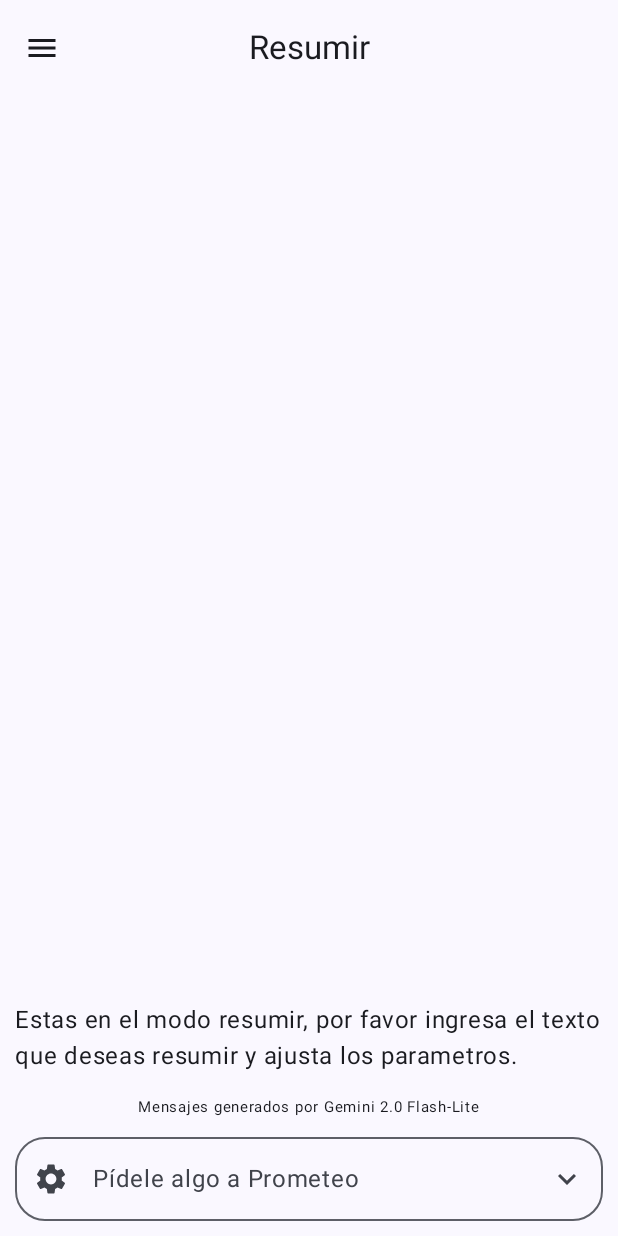
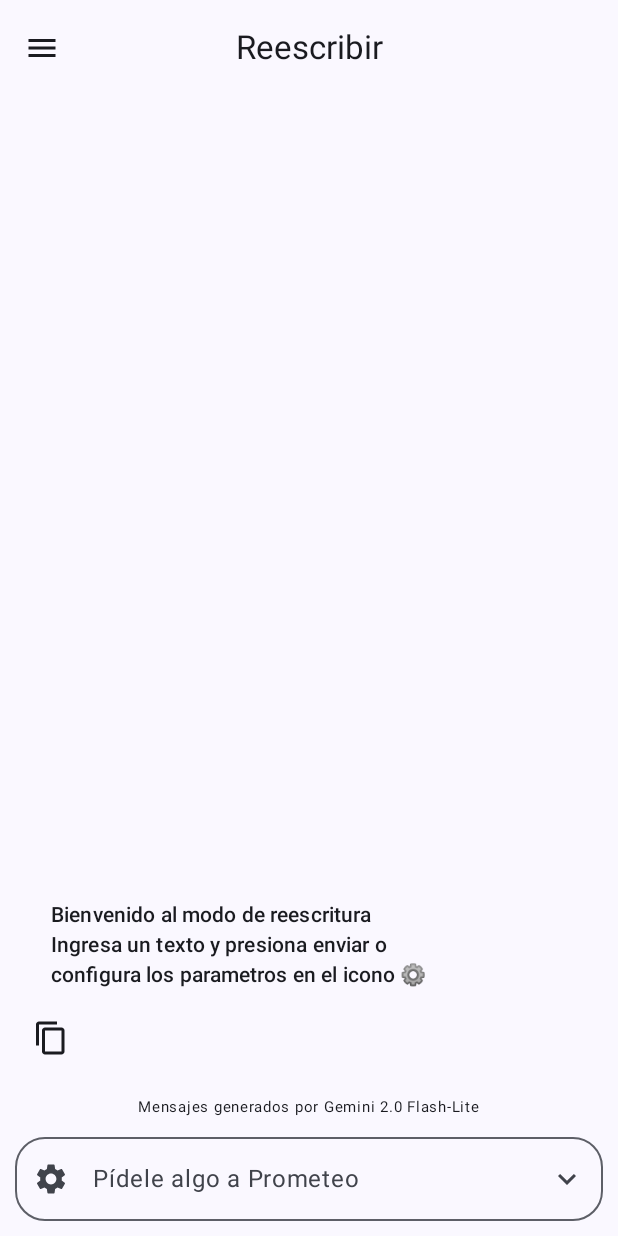
Before and after one commit to Hugodiazz/PrometeoAI, an Android app built with Jetpack Compose: the screen it shows after launch (MainActivity), on a phone screen of 412 x 824 dp. Run offline under Robolectric (Android 15) with nearby library versions, the phone set to English and light mode, and no system bars; libraries missing offline, so code that uses them is left out: com.google.ai.client.

Commit message:
Prompt de reescritura de texto

```diff
--- a/app/src/main/java/com/hdev/prometeoai/View/AppScreen.kt
+++ b/app/src/main/java/com/hdev/prometeoai/View/AppScreen.kt
@@ -48,15 +48,15 @@ fun AppScreen(
 
     val items = remember {
         listOf(
+            Icons.Default.Edit,
             Icons.Default.Summarize,
-            Icons.Default.Edit,
             Icons.Default.Book
         )
     }
     val modos = remember {
         listOf(
+            "Reescribir",
             "Resumir",
-            "Reescribir",
             "Ruta de estudio"
         )
     }
@@ -72,8 +72,8 @@ fun AppScreen(
         drawerContent = {},
         content = {
             when(selectedItem) {
-                Icons.Default.Summarize -> ResumirScreen()
-                Icons.Default.Edit -> blankScreen()
+                Icons.Default.Edit -> ReescribirScreen()
+                Icons.Default.Summarize -> blankScreen()
                 Icons.Default.Book -> blankScreen()
             }
         }
--- a/app/src/main/java/com/hdev/prometeoai/View/ResumirScreen.kt
+++ b/app/src/main/java/com/hdev/prometeoai/View/ReescribirScreen.kt
@@ -1,31 +1,26 @@
 package com.hdev.prometeoai.View
 
 import androidx.compose.runtime.Composable
-import androidx.compose.runtime.LaunchedEffect
 import androidx.compose.runtime.collectAsState
 import androidx.compose.runtime.getValue
 import com.hdev.prometeoai.ViewModel.ResumirViewModel
 import androidx.lifecycle.viewmodel.compose.viewModel
 
 @Composable
-fun ResumirScreen(
+fun ReescribirScreen(
     viewModel: ResumirViewModel = viewModel()
 ){
     val opciones: Map<String, List<String>> = mapOf(
-        "Tono" to listOf("Ninguno", "Amigable", "Motivador", "Neutro", "Reflexivo", "Persuasivo"),
-        "Complejidad" to listOf("Ninguno", "Sencillo", "Intermedio", "Avanzado", "Apto para niños"),
-        "Estilo" to listOf("Ninguno", "Académico", "Creativo", "Informal", "Jurídico", "Literario", "Narrativo","Periodístico", "Profesional","Técnico"),
+        "Tono" to listOf("Amigable", "Motivador", "Neutro", "Reflexivo", "Persuasivo"),
+        "Complejidad" to listOf("Sencillo", "Intermedio", "Avanzado", "Apto para niños"),
+        "Estilo" to listOf("Académico", "Creativo", "Informal", "Jurídico", "Literario", "Narrativo","Periodístico", "Profesional","Técnico"),
     )
     val mensajes by viewModel.messages.collectAsState()
-
-    LaunchedEffect(Unit) {
-        viewModel.inicializarSeleccion(opciones)
-    }
 
     val seleccionados by viewModel.seleccionados.collectAsState()
 
     ChatScreen(
-        text = "Estas en el modo resumir, por favor ingresa el texto que deseas resumir y ajusta los parametros.",
+        text = "Bienvenido",
         mensajes = mensajes,
         onSendMessage = { texto ->
             viewModel.resumirTexto(texto)
--- a/app/src/main/java/com/hdev/prometeoai/ViewModel/AppViewModel.kt
+++ b/app/src/main/java/com/hdev/prometeoai/ViewModel/AppViewModel.kt
@@ -1,6 +1,7 @@
 package com.hdev.prometeoai.ViewModel
 
 import androidx.compose.material.icons.Icons
+import androidx.compose.material.icons.filled.Edit
 import androidx.compose.material.icons.filled.ShoppingCart
 import androidx.compose.material.icons.filled.Summarize
 import androidx.compose.ui.graphics.vector.ImageVector
@@ -10,7 +11,7 @@ import kotlinx.coroutines.flow.StateFlow
 import kotlinx.coroutines.flow.update
 
 class AppViewModel: ViewModel(){
-    private val _selectedItem = MutableStateFlow<ImageVector>(Icons.Default.Summarize)
+    private val _selectedItem = MutableStateFlow<ImageVector>(Icons.Default.Edit)
     val selectedItem: StateFlow<ImageVector> = _selectedItem
     private val _selectedMod = MutableStateFlow<Int>(0)
     val selectedMod: StateFlow<Int> = _selectedMod
--- a/app/src/main/java/com/hdev/prometeoai/ViewModel/ResumirViewModel.kt
+++ b/app/src/main/java/com/hdev/prometeoai/ViewModel/ResumirViewModel.kt
@@ -4,11 +4,14 @@ import androidx.compose.runtime.mutableStateListOf
 import androidx.compose.runtime.mutableStateOf
 import androidx.lifecycle.ViewModel
 import androidx.lifecycle.viewModelScope
+import androidx.lifecycle.viewmodel.compose.viewModel
 import com.google.ai.client.generativeai.GenerativeModel
 import com.google.ai.client.generativeai.type.content
 import com.hdev.prometeoai.BuildConfig
 import com.hdev.prometeoai.Model.Mensaje
 import com.hdev.prometeoai.Model.Rol
+import kotlinx.coroutines.CoroutineScope
+import kotlinx.coroutines.Dispatchers
 import kotlinx.coroutines.flow.MutableStateFlow
 import kotlinx.coroutines.flow.StateFlow
 import kotlinx.coroutines.flow.update
@@ -29,25 +32,79 @@ class ResumirViewModel: ViewModel(){
     )
     val seleccionados: StateFlow<Map<String, String?>> = _seleccionados
 
+    init {
+        viewModelScope.launch {
+            _messages.update { it + Mensaje(texto = "Bienvenido al modo de reescritura \nIngresa un texto y presiona enviar o configura los parametros en el icono ⚙\uFE0F", rol = Rol.IA) }
+        }
+
+    }
     fun resumirTexto(texto: String){
         viewModelScope.launch {
             try {
-                chat.history.add(content(role = "user") { text(texto) })
-                _messages.update { it + Mensaje(texto = texto, rol = Rol.USER) }
+                val prompt = CrearPrompt(texto)
+                chat.history.add(content(role = "user") { text(prompt) })
+                /*
+                generativeModel.countTokens(prompt).let { tokenCount ->
+                    println("Token count: ${tokenCount.totalTokens}")
+                }
+                 */
 
-                val iaResponse = chat.sendMessage(content(role = "user") { text(texto) })
+                _messages.update { it + Mensaje(texto = prompt, rol = Rol.USER) }
+
+                val iaResponse = chat.sendMessage(content(role = "user") { text(prompt) })
                 _messages.update { it + Mensaje(texto = iaResponse.text.toString(), rol = Rol.IA) }
+                // solicitudes de hoy
             }catch (e: Exception) {
                 _messages.update { it + Mensaje(texto = "Error al generar respuesta, vuelve a intentarlo", rol = Rol.IA) }
             }
         }
     }
 
-    fun inicializarSeleccion(opciones: Map<String, List<String>>) {
-        // Solo inicializa si aún no hay selección
-        if (_seleccionados.value.isEmpty()) {
-            _seleccionados.value = opciones.mapValues { it.value.firstOrNull() }
+    fun CrearPrompt(texto: String): String{
+        //Tono, Complejidad, estilo, longitud
+        val opciones = obtenerSeleccionados()
+
+        if (opciones.isEmpty()) {
+            return "Reescribe el siguiente texto: $texto"
         }
+
+        var prompt = "Reescribe el siguiente texto: ${texto} \n" + "Ten en cuenta los siguientes aspectos:"
+
+        if (!opciones[0].isNullOrEmpty()){
+            prompt += "\n* Debe ser redactado con un tono ${opciones[0]} "
+        }
+        if (!opciones[1].isNullOrEmpty()){
+            prompt += "\n* La complejidad del texto de ser ${opciones[1]} "
+        }
+        if (!opciones[2].isNullOrEmpty()){
+            prompt += "\n* El estilo del texto de ser ${opciones[2]} "
+        }
+        return prompt
+    }
+    /*
+    Funcion de prueba
+    fun resumirTexto(texto: String){
+        viewModelScope.launch {
+            try{
+                //Imprime las opciones
+                chat.history.add(content(role = "user") { text(imprimirSeleccionados()) })
+                _messages.update { it + Mensaje(texto = imprimirSeleccionados(), rol = Rol.USER) }
+
+            }catch (e: Exception){
+                _messages.update { it + Mensaje(texto = "Error al generar respuesta, vuelve a intentarlo", rol = Rol.IA) }
+            }
+        }
+    }
+
+     */
+
+    fun obtenerSeleccionados(): List<String>  {
+        var opciones :MutableList<String> = mutableListOf()
+        for ((grupo, opcion) in _seleccionados.value) {
+            opciones.add(opcion ?: "")
+        }
+        return opciones
+
     }
 
     fun seleccionarOpcion(grupo: String, opcion: String?) {
```
